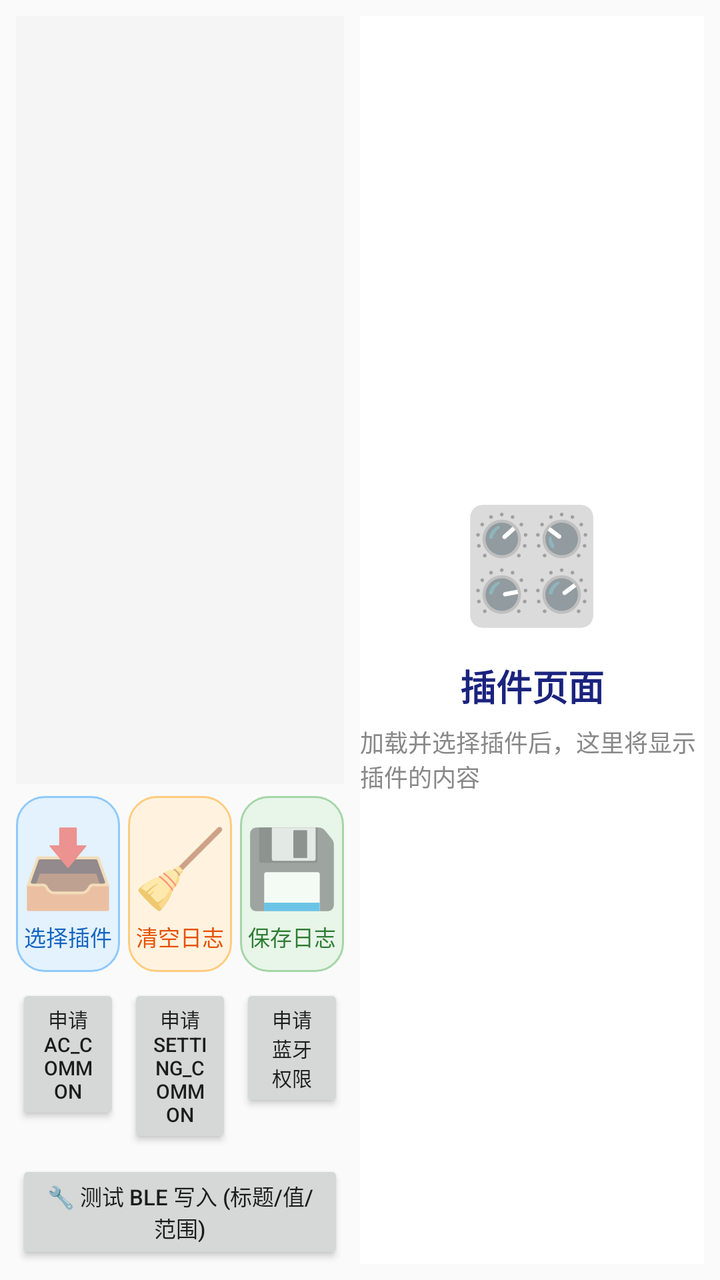
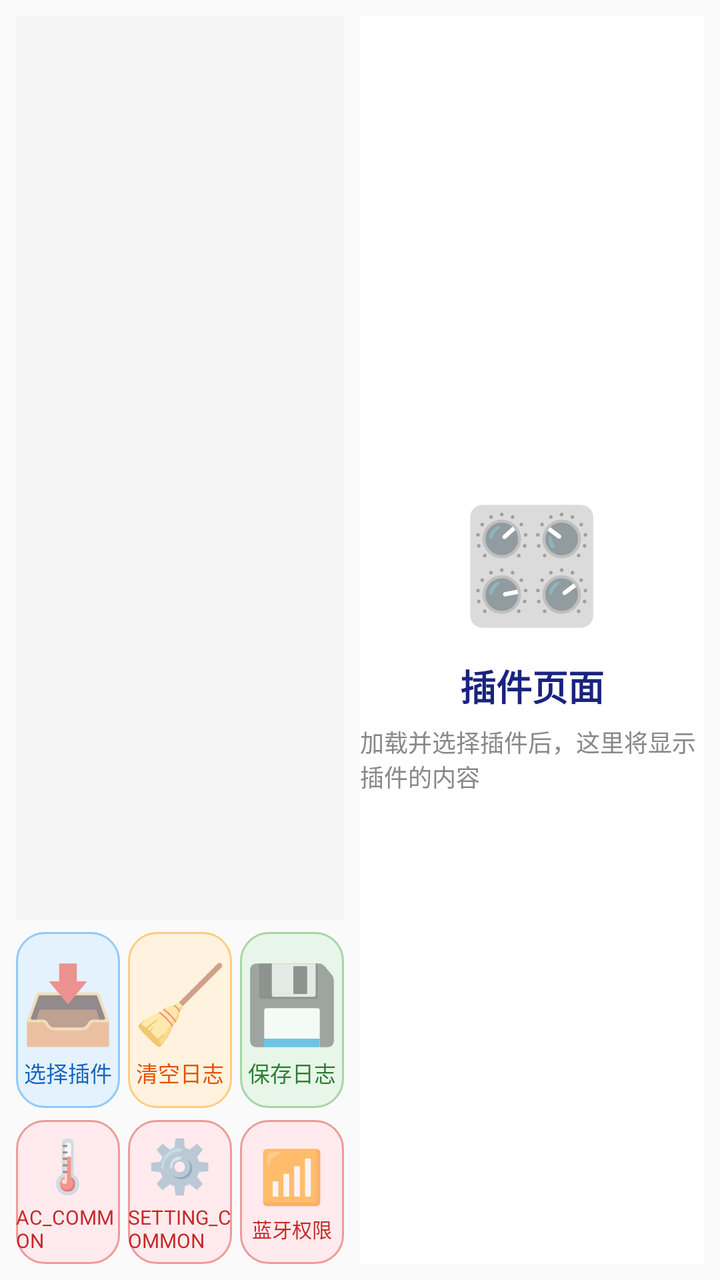

Two renders of the same Android screen: before a commit and after it. Below are the layout's source before the change and the commit's diff.
<!-- AndroidManifest.xml: application theme Theme.Knob -->
<!-- res/layout/activity_knob.xml -->
<?xml version="1.0" encoding="utf-8"?>
<LinearLayout xmlns:android="http://schemas.android.com/apk/res/android"
    android:layout_width="match_parent"
    android:layout_height="match_parent"
    android:orientation="horizontal"
    android:padding="8dp">

    
    <LinearLayout
        android:layout_width="0dp"
        android:layout_height="match_parent"
        android:layout_weight="1"
        android:orientation="vertical"
        android:paddingEnd="8dp">

        
        <TextView
            android:id="@+id/tvLog"
            android:layout_width="match_parent"
            android:layout_height="0dp"
            android:layout_weight="1"
            android:textSize="12sp"
            android:fontFamily="monospace"
            android:textIsSelectable="true"
            android:background="#F5F5F5"
            android:textColor="#1A1A1A"
            android:textColorHighlight="#4D4D4D"
            android:padding="8dp"
            android:scrollbars="vertical"
            android:gravity="top" />

        
        <LinearLayout
            android:layout_width="match_parent"
            android:layout_height="wrap_content"
            android:orientation="horizontal"
            android:paddingTop="6dp">

            <LinearLayout
                android:id="@+id/btnPickPlugin"
                android:layout_width="0dp"
                android:layout_height="88dp"
                android:layout_weight="1"
                android:layout_marginEnd="4dp"
                android:background="@drawable/bg_btn_blue"
                android:clickable="true"
                android:focusable="true"
                android:foreground="?attr/selectableItemBackground"
                android:gravity="center"
                android:orientation="vertical">

                <TextView
                    android:layout_width="wrap_content"
                    android:layout_height="wrap_content"
                    android:text="📥"
                    android:textSize="38sp" />

                <TextView
                    android:layout_width="wrap_content"
                    android:layout_height="wrap_content"
                    android:text="选择插件"
                    android:textSize="11sp"
                    android:textColor="#1565C0"
                    android:layout_marginTop="2dp" />
            </LinearLayout>

            <LinearLayout
                android:id="@+id/btnClearLog"
                android:layout_width="0dp"
                android:layout_height="88dp"
                android:layout_weight="1"
                android:layout_marginEnd="4dp"
                android:background="@drawable/bg_btn_orange"
                android:clickable="true"
                android:focusable="true"
                android:foreground="?attr/selectableItemBackground"
                android:gravity="center"
                android:orientation="vertical">

                <TextView
                    android:layout_width="wrap_content"
                    android:layout_height="wrap_content"
                    android:text="🧹"
                    android:textSize="38sp" />

                <TextView
                    android:layout_width="wrap_content"
                    android:layout_height="wrap_content"
                    android:text="清空日志"
                    android:textSize="11sp"
                    android:textColor="#E65100"
                    android:layout_marginTop="2dp" />
            </LinearLayout>

            <LinearLayout
                android:id="@+id/btnSaveLog"
                android:layout_width="0dp"
                android:layout_height="88dp"
                android:layout_weight="1"
                android:background="@drawable/bg_btn_green"
                android:clickable="true"
                android:focusable="true"
                android:foreground="?attr/selectableItemBackground"
                android:gravity="center"
                android:orientation="vertical">

                <TextView
                    android:layout_width="wrap_content"
                    android:layout_height="wrap_content"
                    android:text="💾"
                    android:textSize="38sp" />

                <TextView
                    android:layout_width="wrap_content"
                    android:layout_height="wrap_content"
                    android:text="保存日志"
                    android:textSize="11sp"
                    android:textColor="#2E7D32"
                    android:layout_marginTop="2dp" />
            </LinearLayout>
        </LinearLayout>

        
        <LinearLayout
            android:layout_width="match_parent"
            android:layout_height="wrap_content"
            android:orientation="horizontal"
            android:layout_marginTop="6dp">

            <Button
                android:id="@+id/btnReqAcCommon"
                android:layout_width="0dp"
                android:layout_height="wrap_content"
                android:layout_weight="1"
                android:layout_marginEnd="2dp"
                android:text="申请 AC_COMMON"
                android:textSize="10sp"
                android:textAllCaps="false" />

            <Button
                android:id="@+id/btnReqSettingCommon"
                android:layout_width="0dp"
                android:layout_height="wrap_content"
                android:layout_weight="1"
                android:layout_marginStart="2dp"
                android:layout_marginEnd="2dp"
                android:text="申请 SETTING_COMMON"
                android:textSize="10sp"
                android:textAllCaps="false" />

            <Button
                android:id="@+id/btnReqBluetooth"
                android:layout_width="0dp"
                android:layout_height="wrap_content"
                android:layout_weight="1"
                android:layout_marginStart="2dp"
                android:text="申请蓝牙权限"
                android:textSize="10sp"
                android:textAllCaps="false" />
        </LinearLayout>

        
        <Button
            android:id="@+id/btnTestBleWrite"
            android:layout_width="match_parent"
            android:layout_height="wrap_content"
            android:layout_marginTop="6dp"
            android:text="🔧 测试 BLE 写入 (标题/值/范围)"
            android:textSize="11sp"
            android:textAllCaps="false" />
    </LinearLayout>

    
    <FrameLayout
        android:id="@+id/pluginContainer"
        android:layout_width="0dp"
        android:layout_height="match_parent"
        android:layout_weight="1"
        android:background="#FFFFFF">

        
        <LinearLayout
            android:layout_width="match_parent"
            android:layout_height="match_parent"
            android:gravity="center"
            android:orientation="vertical">

            <TextView
                android:layout_width="wrap_content"
                android:layout_height="wrap_content"
                android:text="🎛️"
                android:textSize="56sp" />

            <TextView
                android:layout_width="wrap_content"
                android:layout_height="wrap_content"
                android:text="插件页面"
                android:textSize="18sp"
                android:textStyle="bold"
                android:textColor="#1A237E"
                android:layout_marginTop="12dp" />

            <TextView
                android:layout_width="wrap_content"
                android:layout_height="wrap_content"
                android:text="加载并选择插件后，这里将显示插件的内容"
                android:textSize="12sp"
                android:textColor="#888888"
                android:layout_marginTop="6dp" />
        </LinearLayout>
    </FrameLayout>
</LinearLayout>
<!-- resources referenced by this layout -->
<resources>
  <!-- drawable bg_btn_blue (drawable) -->
  <?xml version="1.0" encoding="utf-8"?>
  <shape xmlns:android="http://schemas.android.com/apk/res/android">
      <solid android:color="#E3F2FD" />
      <corners android:radius="14dp" />
      <stroke android:width="1dp" android:color="#90CAF9" />
  </shape>
  <!-- drawable bg_btn_green (drawable) -->
  <?xml version="1.0" encoding="utf-8"?>
  <shape xmlns:android="http://schemas.android.com/apk/res/android">
      <solid android:color="#E8F5E9" />
      <corners android:radius="14dp" />
      <stroke android:width="1dp" android:color="#A5D6A7" />
  </shape>
  <!-- drawable bg_btn_orange (drawable) -->
  <?xml version="1.0" encoding="utf-8"?>
  <shape xmlns:android="http://schemas.android.com/apk/res/android">
      <solid android:color="#FFF3E0" />
      <corners android:radius="14dp" />
      <stroke android:width="1dp" android:color="#FFCC80" />
  </shape>
  <style name="Theme.Knob" parent="Theme.AppCompat.Light.DarkActionBar" />
</resources>

<!-- the commit's change to res/layout/activity_knob.xml (unified diff, before → after) -->
@@ -127,47 +127,92 @@
             android:orientation="horizontal"
             android:layout_marginTop="6dp">
 
-            <Button
+            <LinearLayout
                 android:id="@+id/btnReqAcCommon"
                 android:layout_width="0dp"
-                android:layout_height="wrap_content"
-                android:layout_weight="1"
-                android:layout_marginEnd="2dp"
-                android:text="申请 AC_COMMON"
-                android:textSize="10sp"
-                android:textAllCaps="false" />
-
-            <Button
+                android:layout_height="72dp"
+                android:layout_weight="1"
+                android:layout_marginEnd="4dp"
+                android:background="@drawable/bg_btn_red"
+                android:clickable="true"
+                android:focusable="true"
+                android:foreground="?attr/selectableItemBackground"
+                android:gravity="center"
+                android:orientation="vertical">
+
+                <TextView
+                    android:layout_width="wrap_content"
+                    android:layout_height="wrap_content"
+                    android:text="🌡️"
+                    android:textSize="26sp" />
+
+                <TextView
+                    android:id="@+id/tvReqAcCommonLabel"
+                    android:layout_width="wrap_content"
+                    android:layout_height="wrap_content"
+                    android:text="AC_COMMON"
+                    android:textSize="10sp"
+                    android:textColor="#C62828"
+                    android:layout_marginTop="2dp" />
+            </LinearLayout>
+
+            <LinearLayout
                 android:id="@+id/btnReqSettingCommon"
                 android:layout_width="0dp"
-                android:layout_height="wrap_content"
-                android:layout_weight="1"
-                android:layout_marginStart="2dp"
-                android:layout_marginEnd="2dp"
-                android:text="申请 SETTING_COMMON"
-                android:textSize="10sp"
-                android:textAllCaps="false" />
-
-            <Button
+                android:layout_height="72dp"
+                android:layout_weight="1"
+                android:layout_marginEnd="4dp"
+                android:background="@drawable/bg_btn_red"
+                android:clickable="true"
+                android:focusable="true"
+                android:foreground="?attr/selectableItemBackground"
+                android:gravity="center"
+                android:orientation="vertical">
+
+                <TextView
+                    android:layout_width="wrap_content"
+                    android:layout_height="wrap_content"
+                    android:text="⚙️"
+                    android:textSize="26sp" />
+
+                <TextView
+                    android:id="@+id/tvReqSettingCommonLabel"
+                    android:layout_width="wrap_content"
+                    android:layout_height="wrap_content"
+                    android:text="SETTING_COMMON"
+                    android:textSize="10sp"
+                    android:textColor="#C62828"
+                    android:layout_marginTop="2dp" />
+            </LinearLayout>
+
+            <LinearLayout
                 android:id="@+id/btnReqBluetooth"
                 android:layout_width="0dp"
-                android:layout_height="wrap_content"
-                android:layout_weight="1"
-                android:layout_marginStart="2dp"
-                android:text="申请蓝牙权限"
-                android:textSize="10sp"
-                android:textAllCaps="false" />
+                android:layout_height="72dp"
+                android:layout_weight="1"
+                android:background="@drawable/bg_btn_red"
+                android:clickable="true"
+                android:focusable="true"
+                android:foreground="?attr/selectableItemBackground"
+                android:gravity="center"
+                android:orientation="vertical">
+
+                <TextView
+                    android:layout_width="wrap_content"
+                    android:layout_height="wrap_content"
+                    android:text="📶"
+                    android:textSize="26sp" />
+
+                <TextView
+                    android:id="@+id/tvReqBluetoothLabel"
+                    android:layout_width="wrap_content"
+                    android:layout_height="wrap_content"
+                    android:text="蓝牙权限"
+                    android:textSize="10sp"
+                    android:textColor="#C62828"
+                    android:layout_marginTop="2dp" />
+            </LinearLayout>
         </LinearLayout>
-
-        
-        <Button
-            android:id="@+id/btnTestBleWrite"
-            android:layout_width="match_parent"
-            android:layout_height="wrap_content"
-            android:layout_marginTop="6dp"
-            android:text="🔧 测试 BLE 写入 (标题/值/范围)"
-            android:textSize="11sp"
-            android:textAllCaps="false" />
     </LinearLayout>
 
     
<!-- resource entries referenced after the edit -->
@@ -21,6 +21,13 @@
       <corners android:radius="14dp" />
       <stroke android:width="1dp" android:color="#FFCC80" />
   </shape>
+  <!-- drawable bg_btn_red (drawable) -->
+  <?xml version="1.0" encoding="utf-8"?>
+  <shape xmlns:android="http://schemas.android.com/apk/res/android">
+      <solid android:color="#FFEBEE" />
+      <corners android:radius="14dp" />
+      <stroke android:width="1dp" android:color="#EF9A9A" />
+  </shape>
   <style name="Theme.Knob" parent="Theme.AppCompat.Light.DarkActionBar" />
 </resources>
 
